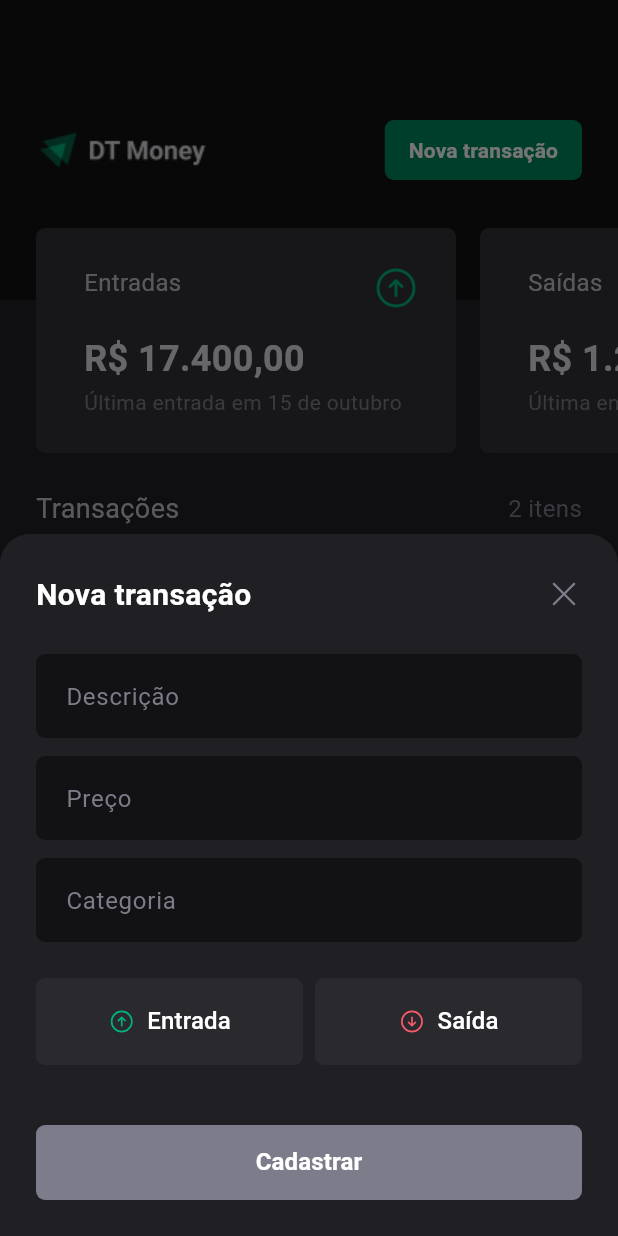
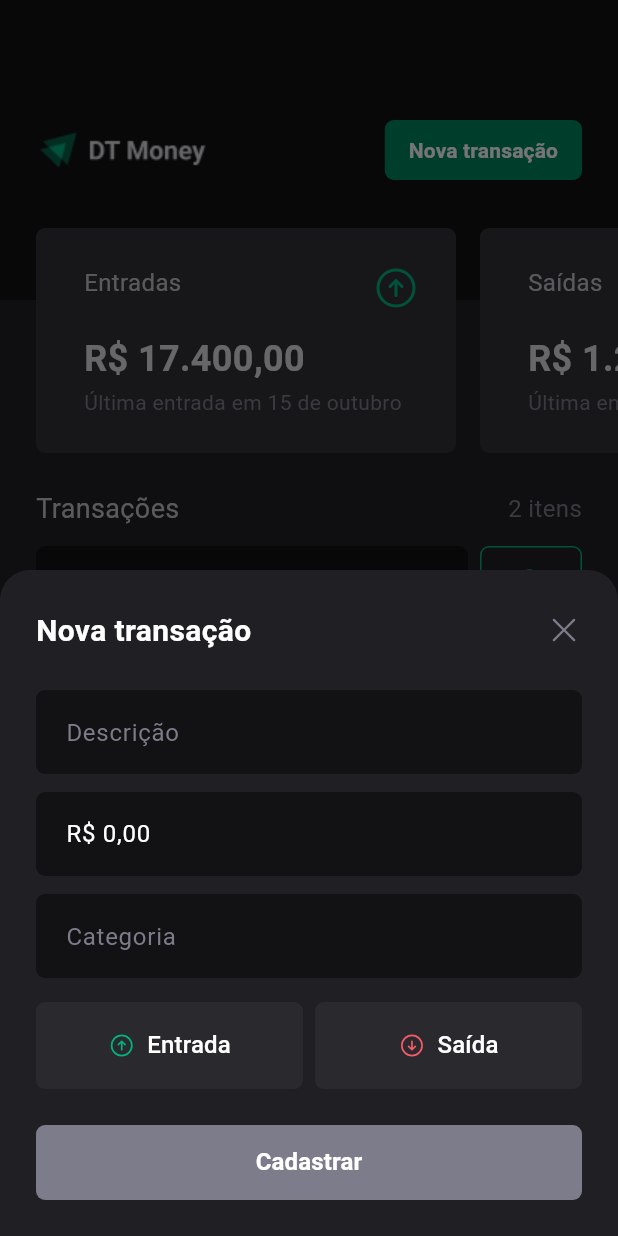
Before and after one commit to alvesluc/dt_money, a Flutter app: the screen it shows after launch, after a tap on "Nova transação", on a phone screen of 412 x 824 dp. Run offline on Flutter 3.47's test engine with Material 2 defaults, Android fonts, the phone set to English and light mode, and no system bars; our stand-ins replace currency_text_input_formatter, phosphor_flutter, shared_preferences.

Commit message:
Finished new transaction state management

```diff
--- a/lib/src/features/home/new_transaction_controller.dart
+++ /dev/null
@@ -1,21 +0,0 @@
-import 'package:dt_money/src/services/local_storage_service.dart';
-
-import 'models/transaction.dart';
-
-class NewTransactionController {
-  final LocalStorageService _localStorage;
-
-  NewTransactionController(this._localStorage);
-
-  Future<void> newTransaction(TransactionModel transaction) async {
-    if (_isTransactionValid(transaction)) {
-      await _localStorage.addTransaction(transaction);
-    }
-  }
-
-  bool _isTransactionValid(TransactionModel transaction) {
-    return transaction.description.isNotEmpty &&
-        transaction.category.isNotEmpty &&
-        transaction.value > 0;
-  }
-}
--- a/lib/src/features/new_transaction/new_transaction_sheet.dart
+++ b/lib/src/features/new_transaction/new_transaction_sheet.dart
@@ -1,15 +1,13 @@
+import 'package:currency_text_input_formatter/currency_text_input_formatter.dart';
 import 'package:flutter/material.dart';
-import 'package:phosphor_flutter/phosphor_flutter.dart';
 
 import '../../services/shared_preferences_service/shared_preferences_service.dart';
-import '../../shared/colors.dart';
 import '../../shared/text_field_validators.dart';
 import '../../shared/widgets/default_textfield.dart';
 import '../../shared/widgets/primary_button.dart';
-import '../home/models/transaction.dart';
-import '../home/new_transaction_controller.dart';
-import 'widgets/toggleable_expense_button.dart';
-import 'widgets/toggleable_income_button.dart';
+import 'new_transaction_store.dart';
+import 'widgets/new_transaction_header.dart';
+import 'widgets/toggleable_buttons_row.dart';
 
 class NewTransactionSheet extends StatefulWidget {
   const NewTransactionSheet({super.key});
@@ -21,25 +19,19 @@ class NewTransactionSheet extends StatefulWidget {
 class _NewTransactionSheetState extends State<NewTransactionSheet> {
   final formKey = GlobalKey<FormState>();
 
-  String description = '';
-  String price = '';
-  String category = '';
+  final store = NewTransactionStore(SharedPreferencesImpl());
 
-  setDescription(String text) => description = text;
-  setPrice(String text) => price = text;
-  setCategory(String text) => category = text;
+  final currencyFormatter = CurrencyTextInputFormatter(
+    decimalDigits: 2,
+    locale: 'pt_BR',
+    symbol: 'R\$',
+  );
 
-  var buttonsState = ToggleablesButtonsState.unselected;
+  var autovalidateMode = AutovalidateMode.onUserInteraction;
 
-  setButtonsState(ToggleablesButtonsState state) {
-    setState(() {
-      buttonsState = state;
-    });
+  void setAutoValidateMode() {
+    setState(() => autovalidateMode = AutovalidateMode.always);
   }
-
-  final newTransactionController = NewTransactionController(
-    SharedPreferencesImpl(),
-  );
 
   @override
   Widget build(BuildContext context) {
@@ -52,87 +44,60 @@ class _NewTransactionSheetState extends State<NewTransactionSheet> {
             mainAxisSize: MainAxisSize.min,
             crossAxisAlignment: CrossAxisAlignment.start,
             children: [
-              Row(
-                mainAxisAlignment: MainAxisAlignment.spaceBetween,
-                children: [
-                  const Text(
-                    'Nova transação',
-                    style: TextStyle(
-                      fontSize: 20,
-                      fontWeight: FontWeight.bold,
-                      height: 1.6,
-                      color: AppColors.white,
-                    ),
-                  ),
-                  SizedBox(
-                    height: 24,
-                    width: 24,
-                    child: IconButton(
-                      onPressed: () {
-                        Navigator.pop(context);
-                      },
-                      padding: EdgeInsets.zero,
-                      icon: const Icon(
-                        PhosphorIcons.x,
-                        color: AppColors.gray5,
-                      ),
-                    ),
-                  ),
-                ],
-              ),
+              const NewTransactionHeader(),
               const SizedBox(height: 24),
               DefaultTextField(
                 hint: 'Descrição',
-                onChanged: setDescription,
+                onChanged: store.setDescription,
                 validator: TextFieldValidators.validateNotEmpty,
+                autovalidateMode: autovalidateMode,
               ),
               const SizedBox(height: 12),
               DefaultTextField(
                 hint: 'Preço',
-                onChanged: setPrice,
-                validator: TextFieldValidators.validateNotEmpty,
+                initialValue: 'R\$ 0,00',
+                keyboardType: TextInputType.number,
+                inputFormatters: [currencyFormatter],
+                onChanged: (text) {
+                  num value = currencyFormatter.getUnformattedValue();
+                  store.setValue(value);
+                },
+                validator: (_) {
+                  return TextFieldValidators.validateNotZero(store.value);
+                },
+                autovalidateMode: autovalidateMode,
               ),
               const SizedBox(height: 12),
               DefaultTextField(
                 hint: 'Categoria',
-                onChanged: setCategory,
+                onChanged: store.setCategory,
                 validator: TextFieldValidators.validateNotEmpty,
+                autovalidateMode: autovalidateMode,
+              ),
+              const SizedBox(height: 16),
+              ToggleableButtonsRow(
+                transactionTypeNotifier: store.typeNotifier,
+                setIncome: store.typeNotifier.setIncome,
+                setExpense: store.typeNotifier.setExpense,
               ),
               const SizedBox(height: 24),
-              Row(
-                mainAxisAlignment: MainAxisAlignment.spaceBetween,
-                mainAxisSize: MainAxisSize.max,
-                children: [
-                  Expanded(
-                    child: ToggleableIncomeButton(
-                      isSelected: buttonsState.state[0],
-                      onPressed: () {
-                        setButtonsState(ToggleablesButtonsState.income);
-                      },
+              ValueListenableBuilder(
+                valueListenable: store.typeNotifier,
+                builder: (context, type, _) {
+                  return SizedBox(
+                    width: double.maxFinite,
+                    child: PrimaryButton(
+                      label: 'Cadastrar',
+                      enabled: store.typeNotifier.hasValidType,
+                      onPressed: () => validateForm(context),
+                      buttonSize: ButtonSize.medium,
                     ),
-                  ),
-                  const SizedBox(width: 8),
-                  Expanded(
-                    child: ToggleableExpenseButton(
-                      isSelected: buttonsState.state[1],
-                      onPressed: () {
-                        setButtonsState(ToggleablesButtonsState.expense);
-                      },
-                    ),
-                  ),
-                ],
+                  );
+                },
               ),
-              const SizedBox(height: 40),
-              SizedBox(
-                width: double.maxFinite,
-                child: PrimaryButton(
-                  label: 'Cadastrar',
-                  onPressed: hasValidButtonState
-                      ? () {
-                          _createNewTransaction(context);
-                        }
-                      : null,
-                  buttonSize: ButtonSize.medium,
+              Padding(
+                padding: EdgeInsets.only(
+                  bottom: MediaQuery.of(context).viewInsets.bottom,
                 ),
               ),
             ],
@@ -142,30 +107,10 @@ class _NewTransactionSheetState extends State<NewTransactionSheet> {
     );
   }
 
-  Future<void> _createNewTransaction(context) async {
-    if (formKey.currentState!.validate() && hasValidButtonState) {
-      final transaction = TransactionModel(
-        description: description,
-        value: double.parse(price),
-        category: category,
-        type: TransactionType.values.byName(buttonsState.value),
-      );
-      await newTransactionController.newTransaction(transaction);
+  Future<void> validateForm(context) async {
+    if (formKey.currentState!.validate()) {
+      await store.addTransaction();
       Navigator.pop(context);
     }
   }
-
-  bool get hasValidButtonState {
-    return buttonsState != ToggleablesButtonsState.unselected;
-  }
 }
-
-enum ToggleablesButtonsState {
-  unselected([false, false], ''),
-  income([true, false], 'income'),
-  expense([false, true], 'expense');
-
-  const ToggleablesButtonsState(this.state, this.value);
-  final List<bool> state;
-  final String value;
-}
--- /dev/null
+++ b/lib/src/features/new_transaction/new_transaction_store.dart
@@ -0,0 +1,35 @@
+import '../../services/local_storage_service.dart';
+import '../home/models/transaction.dart';
+import 'notifiers/transaction_type_notifier.dart';
+
+class NewTransactionStore {
+  final LocalStorageService _localStorage;
+
+  NewTransactionStore(this._localStorage);
+
+  final typeNotifier = TransactionTypeNotifier();
+  String description = '';
+  double value = 0;
+  String category = '';
+
+  void setDescription(String text) => description = text;
+  void setValue(num text) => value = text as double;
+  void setCategory(String text) => category = text;
+
+  Future<void> addTransaction() async {
+    final transaction = TransactionModel(
+      description: description,
+      value: value,
+      category: category,
+      type: TransactionType.values.byName(typeNotifier.value.name),
+    );
+
+    if (_isTransactionValid) {
+      await _localStorage.addTransaction(transaction);
+    }
+  }
+
+  bool get _isTransactionValid {
+    return description.isNotEmpty && value > 0 && category.isNotEmpty;
+  }
+}
--- /dev/null
+++ b/lib/src/features/new_transaction/notifiers/transaction_type_notifier.dart
@@ -0,0 +1,20 @@
+import 'package:flutter/material.dart';
+
+class TransactionTypeNotifier extends ValueNotifier<ToggleableButtonsState> {
+  TransactionTypeNotifier() : super(ToggleableButtonsState.unselected);
+
+  void setIncome() => value = ToggleableButtonsState.income;
+  void setExpense() => value = ToggleableButtonsState.expense;
+
+  get hasValidType => value != ToggleableButtonsState.unselected;
+}
+
+enum ToggleableButtonsState {
+  unselected([false, false], ''),
+  income([true, false], 'income'),
+  expense([false, true], 'expense');
+
+  const ToggleableButtonsState(this.state, this.value);
+  final List<bool> state;
+  final String value;
+}
--- /dev/null
+++ b/lib/src/features/new_transaction/widgets/new_transaction_header.dart
@@ -0,0 +1,35 @@
+import 'package:flutter/material.dart';
+import 'package:phosphor_flutter/phosphor_flutter.dart';
+
+import '../../../shared/colors.dart';
+
+class NewTransactionHeader extends StatelessWidget {
+  const NewTransactionHeader({super.key});
+
+  @override
+  Widget build(BuildContext context) {
+    return Row(
+      mainAxisAlignment: MainAxisAlignment.spaceBetween,
+      children: [
+        const Text(
+          'Nova transação',
+          style: TextStyle(
+            fontSize: 20,
+            fontWeight: FontWeight.bold,
+            height: 1.6,
+            color: AppColors.white,
+          ),
+        ),
+        SizedBox(
+          height: 24,
+          width: 24,
+          child: IconButton(
+            onPressed: () => Navigator.pop(context),
+            padding: EdgeInsets.zero,
+            icon: const Icon(PhosphorIcons.x, color: AppColors.gray5),
+          ),
+        ),
+      ],
+    );
+  }
+}
--- /dev/null
+++ b/lib/src/features/new_transaction/widgets/toggleable_buttons_row.dart
@@ -0,0 +1,47 @@
+import 'package:flutter/foundation.dart';
+import 'package:flutter/material.dart';
+
+import '../notifiers/transaction_type_notifier.dart';
+import 'toggleable_expense_button.dart';
+import 'toggleable_income_button.dart';
+
+class ToggleableButtonsRow extends StatelessWidget {
+  const ToggleableButtonsRow({
+    super.key,
+    required this.transactionTypeNotifier,
+    required this.setIncome,
+    required this.setExpense,
+  });
+
+  final ValueListenable<ToggleableButtonsState> transactionTypeNotifier;
+  final VoidCallback setIncome;
+  final VoidCallback setExpense;
+
+  @override
+  Widget build(BuildContext context) {
+    return ValueListenableBuilder(
+      valueListenable: transactionTypeNotifier,
+      builder: (_, type, __) {
+        return Row(
+          mainAxisAlignment: MainAxisAlignment.spaceBetween,
+          mainAxisSize: MainAxisSize.max,
+          children: [
+            Expanded(
+              child: ToggleableIncomeButton(
+                isSelected: type == ToggleableButtonsState.income,
+                onPressed: setIncome,
+              ),
+            ),
+            const SizedBox(width: 8),
+            Expanded(
+              child: ToggleableExpenseButton(
+                isSelected: type == ToggleableButtonsState.expense,
+                onPressed: setExpense,
+              ),
+            ),
+          ],
+        );
+      },
+    );
+  }
+}
--- a/lib/src/shared/widgets/default_textfield.dart
+++ b/lib/src/shared/widgets/default_textfield.dart
@@ -1,4 +1,5 @@
 import 'package:flutter/material.dart';
+import 'package:flutter/services.dart';
 
 import '../colors.dart';
 
@@ -8,17 +9,29 @@ class DefaultTextField extends StatelessWidget {
     required this.hint,
     this.validator,
     this.onChanged,
+    this.keyboardType,
+    this.inputFormatters,
+    this.initialValue,
+    this.autovalidateMode,
   });
 
   final String hint;
   final String? Function(String?)? validator;
   final void Function(String)? onChanged;
+  final TextInputType? keyboardType;
+  final List<TextInputFormatter>? inputFormatters;
+  final String? initialValue;
+  final AutovalidateMode? autovalidateMode;
 
   @override
   Widget build(BuildContext context) {
     return TextFormField(
       style: const TextStyle(color: AppColors.white),
       onChanged: onChanged,
+      keyboardType: keyboardType,
+      inputFormatters: inputFormatters,
+      initialValue: initialValue,
+      autovalidateMode: autovalidateMode,
       decoration: InputDecoration(
         fillColor: AppColors.gray1,
         filled: true,
--- a/lib/src/shared/widgets/primary_button.dart
+++ b/lib/src/shared/widgets/primary_button.dart
@@ -8,18 +8,20 @@ class PrimaryButton extends StatelessWidget {
     required this.label,
     required this.onPressed,
     this.buttonSize = ButtonSize.small,
+    this.enabled = true,
   });
 
   final String label;
   final VoidCallback? onPressed;
   final ButtonSize buttonSize;
+  final bool enabled;
 
   @override
   Widget build(BuildContext context) {
     return TextButton(
-      onPressed: onPressed,
+      onPressed: enabled ? onPressed : null,
       style: TextButton.styleFrom(
-        backgroundColor: onPressed != null ? AppColors.green : AppColors.gray5,
+        backgroundColor: enabled ? AppColors.green : AppColors.gray5,
         padding: buttonSize.padding,
         shape: const RoundedRectangleBorder(
           borderRadius: BorderRadius.all(Radius.circular(6.0)),
--- a/pubspec.yaml
+++ b/pubspec.yaml
@@ -16,6 +16,7 @@ dependencies:
   intl: ^0.17.0
   url_launcher: ^6.1.6
   shared_preferences: ^2.0.15
+  currency_text_input_formatter: ^2.1.7
 
 dev_dependencies:
   flutter_test:
```
Also changed, not shown: lib/src/features/new_transaction/new_transaction_dialog.dart (+50 -109 lines), lib/src/shared/text_field_validators.dart (+7 -0 lines), pubspec.lock, 1 other file.
